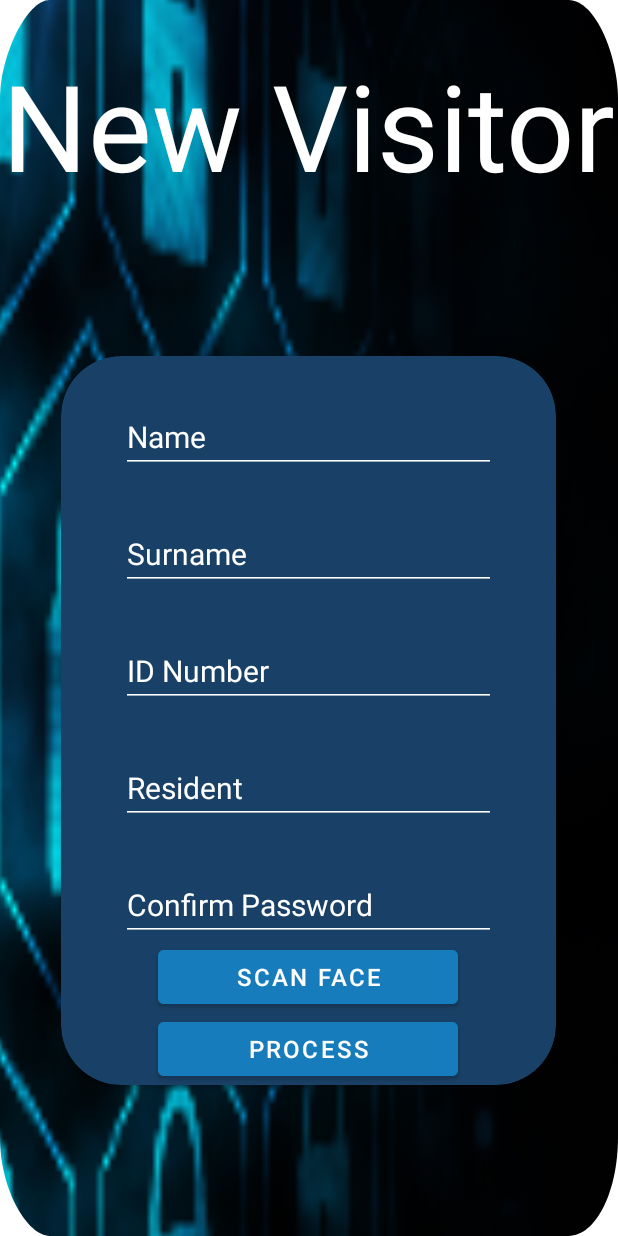
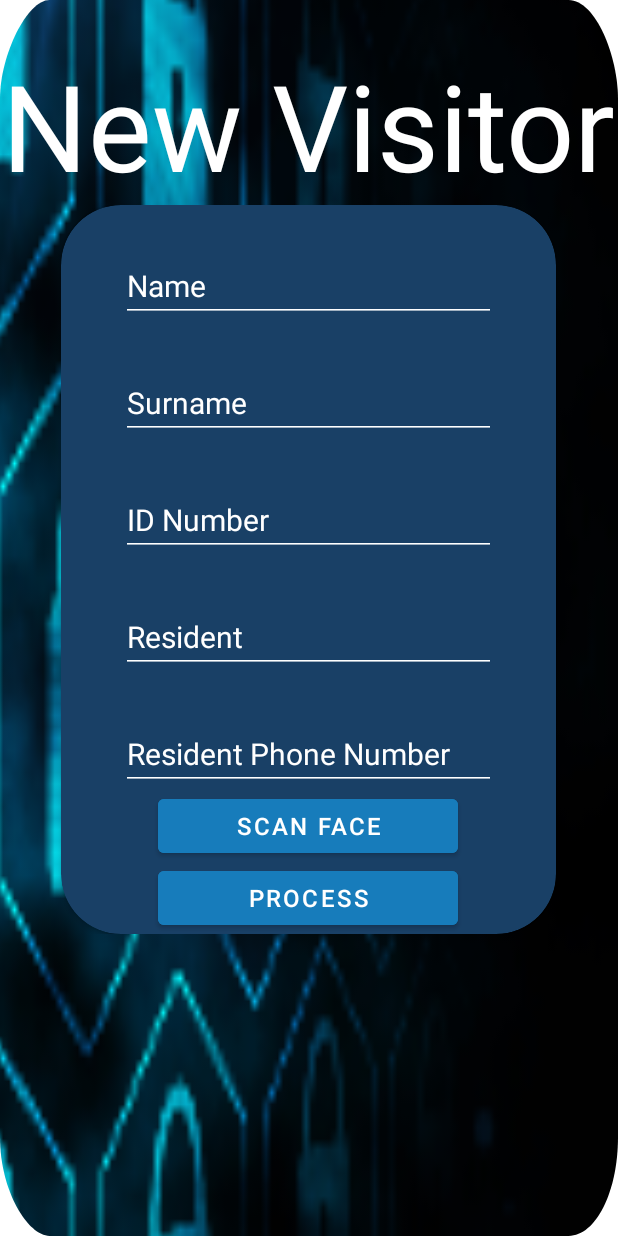
Before and after one commit to Arvauss/VCHackathon-2022-CallingAllVisitors, an Android app: the fragment NewVisitor placed in its activity, on a phone screen of 412 x 824 dp. Run offline under Robolectric (Android 15) with nearby library versions, the phone set to English and light mode, and no system bars; our stand-ins replace Firebase (no records; nobody signed in at launch, a user with empty details on screens opened directly); Roboto replaces fonts that are not available here.

Commit message:
Bringing up number pad when necessary

```diff
--- a/app/src/main/res/layout/fragment_new_visitor.xml
+++ b/app/src/main/res/layout/fragment_new_visitor.xml
@@ -30,17 +30,22 @@
                 android:textAlignment="center"/>
         </LinearLayout>
 
+        <ScrollView
+            android:layout_width="match_parent"
+            android:layout_height="match_parent">
     <LinearLayout
         android:layout_width="match_parent"
         android:layout_height="match_parent"
         android:orientation="vertical"
         android:gravity="center">
 
+
     <androidx.cardview.widget.CardView
         android:layout_width="wrap_content"
         android:layout_height="wrap_content"
         app:cardCornerRadius="40dp"
         android:backgroundTint="#194066">
+
 
         <LinearLayout
             android:layout_width="wrap_content"
@@ -100,6 +105,7 @@
                     android:textColor="@color/white"
                     android:backgroundTint="@color/white"
                     android:hint="ID Number"
+                    android:inputType="number"
                     android:textColorHint="@color/white"
                     android:textSize="20dp"
                     />
@@ -137,7 +143,7 @@
                     android:layout_height="wrap_content"
                     android:textColor="@color/white"
                     android:backgroundTint="@color/white"
-                    android:hint="Confirm Password"
+                    android:hint="Resident Phone Number"
                     android:textColorHint="@color/white"
                     android:textSize="20dp"
                     />
@@ -163,6 +169,7 @@
     </androidx.cardview.widget.CardView>
 
     </LinearLayout>
+        </ScrollView>
     </LinearLayout>
 
 
```
Also changed, not shown: app/src/main/res/layout/fragment_register.xml (+16 -0 lines).
